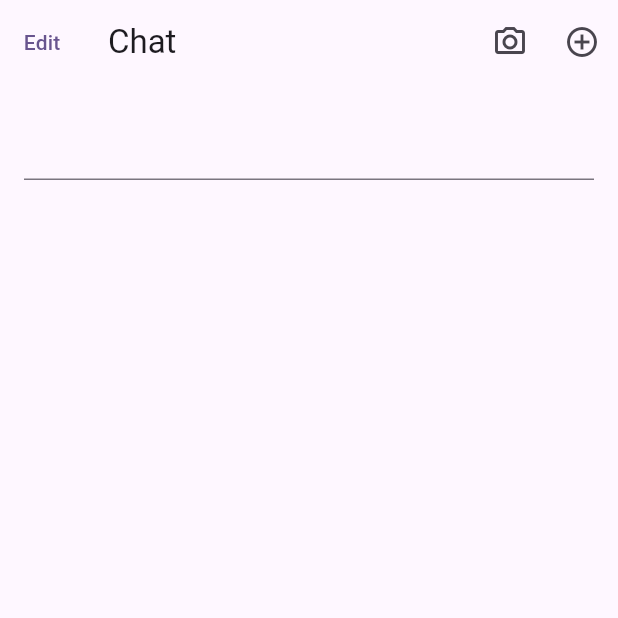
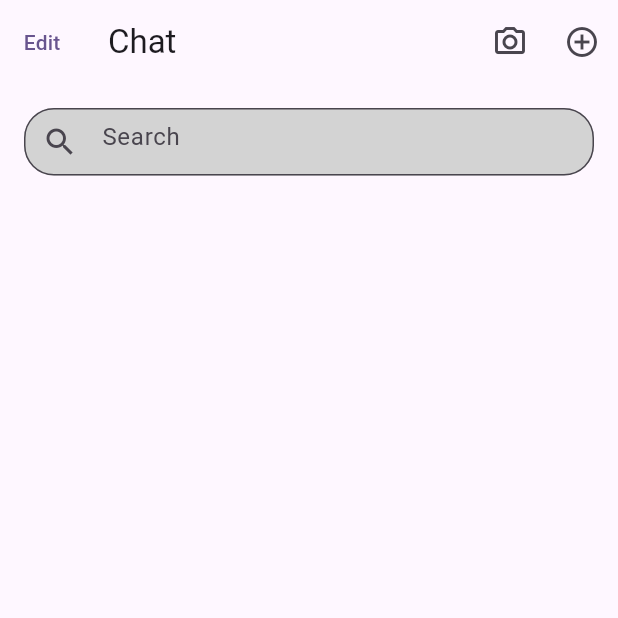
Before and after one commit to aboud-masoud/whatsapp, a Flutter app: the screen it shows after launch, on a phone screen of 412 x 824 dp, the top half of it. Run offline on Flutter 3.47's test engine with Material 2 defaults, Android fonts, the phone set to English and light mode, and no system bars.

Commit message:
add search field

```diff
--- a/lib/main_view.dart
+++ b/lib/main_view.dart
@@ -22,11 +22,26 @@ class MainView extends StatelessWidget {
               onPressed: () {},
             ),
           ]),
-      body: Column(
+      body: const Column(
         children: [
           Padding(
-            padding: const EdgeInsets.all(16),
-            child: TextField(),
+            padding: EdgeInsets.all(16),
+            child: SizedBox(
+              height: 45,
+              child: TextField(
+                decoration: InputDecoration(
+                  hintText: "Search",
+                  fillColor: Color(0xffD3D3D3),
+                  filled: true,
+                  prefixIcon: Icon(
+                    Icons.search,
+                  ),
+                  border: OutlineInputBorder(
+                    borderRadius: BorderRadius.all(Radius.circular(20)),
+                  ),
+                ),
+              ),
+            ),
           )
         ],
       ),
```
